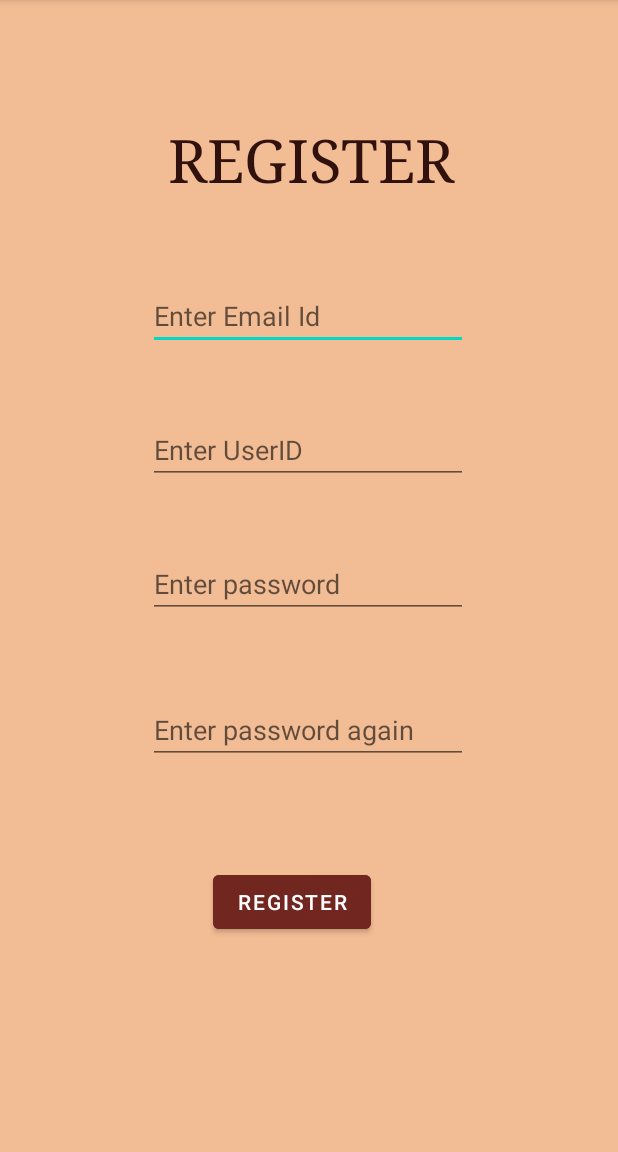
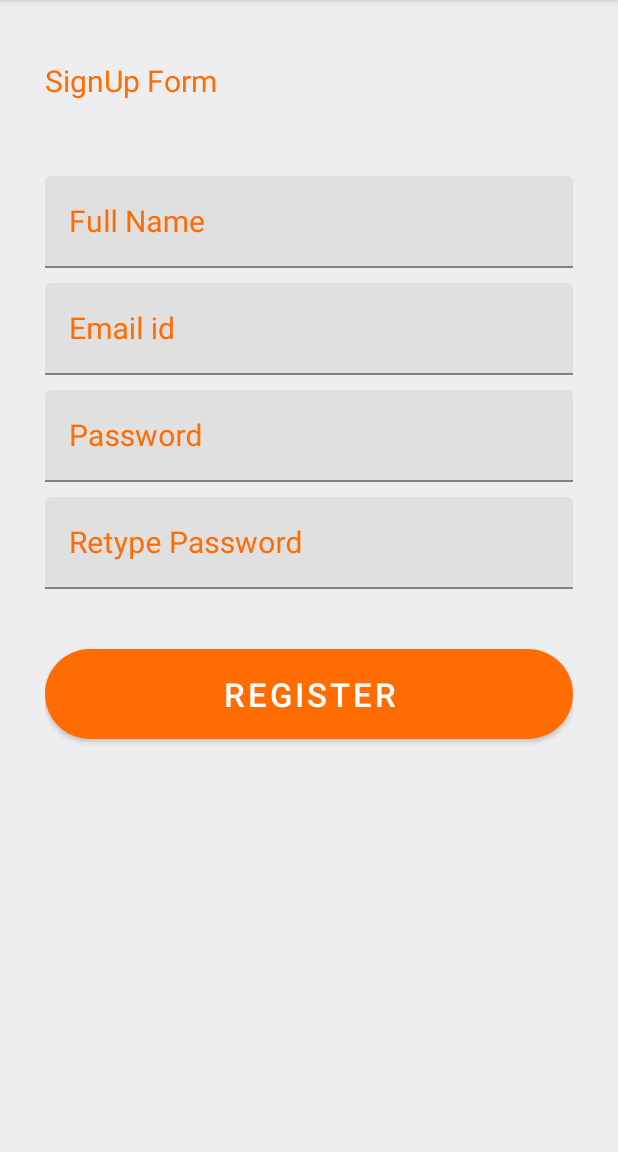
Before and after one commit to abhilash1004/ExpenseHandler, an Android app: the SignUpActivity screen opened directly, with no data from a screen before it, on a phone screen of 412 x 824 dp, the part 84-1236 px from its top. Run offline under Robolectric (Android 15) with nearby library versions, the phone set to English and light mode, and no system bars; 2 statements that could not run were skipped.

Commit message:
login and signup form UI Changes and added content in drawabales

```diff
--- /dev/null
+++ b/app/src/main/res/drawable/rounded_button.xml
@@ -0,0 +1,11 @@
+<?xml version="1.0" encoding="utf-8"?>
+<shape xmlns:android="http://schemas.android.com/apk/res/android"
+    android:shape="rectangle">
+
+    <solid
+        android:color="@color/colorAccent"
+        />
+    <corners
+        android:radius="30dp"
+        />"
+</shape>
--- a/app/src/main/res/layout/activity_sign_up.xml
+++ b/app/src/main/res/layout/activity_sign_up.xml
@@ -1,96 +1,115 @@
 <?xml version="1.0" encoding="utf-8"?>
-<androidx.constraintlayout.widget.ConstraintLayout xmlns:android="http://schemas.android.com/apk/res/android"
+<LinearLayout xmlns:android="http://schemas.android.com/apk/res/android"
     xmlns:app="http://schemas.android.com/apk/res-auto"
     xmlns:tools="http://schemas.android.com/tools"
     android:layout_width="match_parent"
     android:layout_height="match_parent"
-    android:background="@color/cream"
+    android:orientation="vertical"
+    android:padding="30dp"
+    android:background="@color/backgroundcolor"
     tools:context=".activities.SignUpActivity">
+    <com.google.android.material.textfield.TextInputLayout
+        android:layout_width="match_parent"
+        android:layout_height="wrap_content"
+        android:focusable="true"
+        android:focusableInTouchMode="true"
+        android:textColorHint="@color/colorAccent"
+        android:layout_marginTop="10dp"
+        >
+        <TextView
+            android:layout_width="match_parent"
+            android:layout_height="match_parent"
+            android:layout_marginBottom="40dp"
+            android:text="SignUp Form"
+            android:textSize="20sp"
+            android:textColor="@color/colorAccent"
+            />
+
+    </com.google.android.material.textfield.TextInputLayout>
+    <com.google.android.material.textfield.TextInputLayout
+        android:layout_width="match_parent"
+        android:layout_height="wrap_content"
+        android:focusable="true"
+        android:focusableInTouchMode="true"
+        android:textColorHint="@color/colorAccent"
+        android:layout_marginTop="10dp"
+        >
 
         <EditText
-        android:id="@+id/editTextemailidregistration"
-        android:layout_width="wrap_content"
+            android:layout_width="match_parent"
             android:layout_height="wrap_content"
-        android:layout_marginTop="188dp"
+            android:hint="Full Name"
             android:ems="10"
-        android:hint="Enter Email Id"
-        android:inputType="textPersonName"
-        app:layout_constraintEnd_toEndOf="parent"
-        app:layout_constraintHorizontal_bias="0.497"
-        app:layout_constraintStart_toStartOf="parent"
-        app:layout_constraintTop_toTopOf="parent" />
+            android:inputType="text"
+            android:textSize="20sp"/>
+
+    </com.google.android.material.textfield.TextInputLayout>
+
+    <com.google.android.material.textfield.TextInputLayout
+        android:layout_width="match_parent"
+        android:layout_height="wrap_content"
+        android:focusable="true"
+        android:focusableInTouchMode="true"
+        android:textColorHint="@color/colorAccent"
+        android:layout_marginTop="10dp"
+        >
 
         <EditText
-        android:id="@+id/editTextuserIdregistration"
-        android:layout_width="wrap_content"
+            android:layout_width="match_parent"
             android:layout_height="wrap_content"
-        android:layout_marginTop="44dp"
+            android:hint="Email id"
             android:ems="10"
-        android:hint="Enter UserID"
-        android:inputType="textPersonName"
-        app:layout_constraintEnd_toEndOf="parent"
-        app:layout_constraintHorizontal_bias="0.497"
-        app:layout_constraintStart_toStartOf="parent"
-        app:layout_constraintTop_toBottomOf="@+id/editTextemailidregistration" />
+            android:inputType="textEmailAddress"
+            android:textSize="20sp"/>
+
+    </com.google.android.material.textfield.TextInputLayout>
+
+    <com.google.android.material.textfield.TextInputLayout
+        android:layout_width="match_parent"
+        android:layout_height="wrap_content"
+        android:focusable="true"
+        android:focusableInTouchMode="true"
+        android:textColorHint="@color/colorAccent"
+        android:layout_marginTop="10dp"
+        >
 
         <EditText
-        android:id="@+id/editTextpasswordRegistration"
-        android:layout_width="wrap_content"
+            android:layout_width="match_parent"
             android:layout_height="wrap_content"
-        android:layout_marginTop="44dp"
+            android:hint="Password"
             android:ems="10"
-        android:hint="Enter password"
-        android:inputType="textPersonName|textPassword"
-        android:textColor="@color/lightbrown"
-        app:layout_constraintEnd_toEndOf="parent"
-        app:layout_constraintHorizontal_bias="0.497"
-        app:layout_constraintStart_toStartOf="parent"
-        app:layout_constraintTop_toBottomOf="@+id/editTextuserIdregistration" />
+            android:inputType="textWebPassword"
+            android:textSize="20sp"/>
+
+    </com.google.android.material.textfield.TextInputLayout>
+
+    <com.google.android.material.textfield.TextInputLayout
+        android:layout_width="match_parent"
+        android:layout_height="wrap_content"
+        android:focusable="true"
+        android:focusableInTouchMode="true"
+        android:textColorHint="@color/colorAccent"
+        android:layout_marginTop="10dp"
+        >
 
         <EditText
-        android:id="@+id/editTextRePasswordregistration"
-        android:layout_width="wrap_content"
+            android:layout_width="match_parent"
             android:layout_height="wrap_content"
-        android:layout_marginTop="52dp"
+            android:hint="Retype Password"
             android:ems="10"
-        android:hint="Enter password again"
-        android:inputType="textPassword"
-        app:layout_constraintEnd_toEndOf="parent"
-        app:layout_constraintHorizontal_bias="0.497"
-        app:layout_constraintStart_toStartOf="parent"
-        app:layout_constraintTop_toBottomOf="@+id/editTextpasswordRegistration" />
+            android:inputType="textWebPassword"
+            android:textSize="20sp"/>
+
+    </com.google.android.material.textfield.TextInputLayout>
 
     <Button
-        android:id="@+id/buttonRegister"
-        android:layout_width="wrap_content"
-        android:layout_height="wrap_content"
-        android:layout_marginTop="68dp"
+        android:layout_width="match_parent"
+        android:layout_height="60dp"
+        android:layout_marginTop="40dp"
+        android:background="@drawable/rounded_button"
+        android:backgroundTint="@color/colorAccent"
         android:text="Register"
-        android:backgroundTint="@color/lightbrown"
-        app:layout_constraintEnd_toEndOf="parent"
-        app:layout_constraintHorizontal_bias="0.464"
-        app:layout_constraintStart_toStartOf="parent"
-        app:layout_constraintTop_toBottomOf="@+id/editTextRePasswordregistration" />
-
-
-    <TextView
-        android:id="@+id/textView4"
-        android:layout_width="wrap_content"
-        android:layout_height="wrap_content"
-        android:layout_marginStart="61dp"
-        android:layout_marginTop="80dp"
-        android:layout_marginEnd="55dp"
-        android:layout_marginBottom="12dp"
-        android:width="300sp"
-        android:paddingLeft="55sp"
-        android:text="REGISTER"
-        android:textColor="@color/thickbrown"
-        android:textSize="40sp"
-        android:typeface="serif"
-        app:layout_constraintBottom_toTopOf="@+id/editTextUserId"
-        app:layout_constraintEnd_toEndOf="parent"
-        app:layout_constraintHorizontal_bias="1.0"
-        app:layout_constraintStart_toStartOf="parent"
-        app:layout_constraintTop_toTopOf="parent"
-        app:layout_constraintVertical_bias="0.745" />
-</androidx.constraintlayout.widget.ConstraintLayout>
+        android:textColor="#ffffff"
+        android:textSize="22sp"
+        app:backgroundTint="@color/colorAccent" />
+</LinearLayout>
--- a/app/src/main/res/values/colors.xml
+++ b/app/src/main/res/values/colors.xml
@@ -13,5 +13,8 @@
     <color name="cream">#F2BC94</color>
     <color name="thickbrown">#30110D</color>
     <color name="lightbrown">#722620</color>
+    <color name="colorPrimaryDark">#2D383F</color>
+    <color name="colorAccent">#FF6C02</color>
+    <color name="backgroundcolor">#EEEDEF</color>
 
 </resources>
```
Also changed, not shown: app/src/main/res/layout/activity_login.xml (+64 -99 lines), app/src/main/res/drawable-v24/login_icon.png (added). Lines whose indentation alone changed are shown as unchanged.
